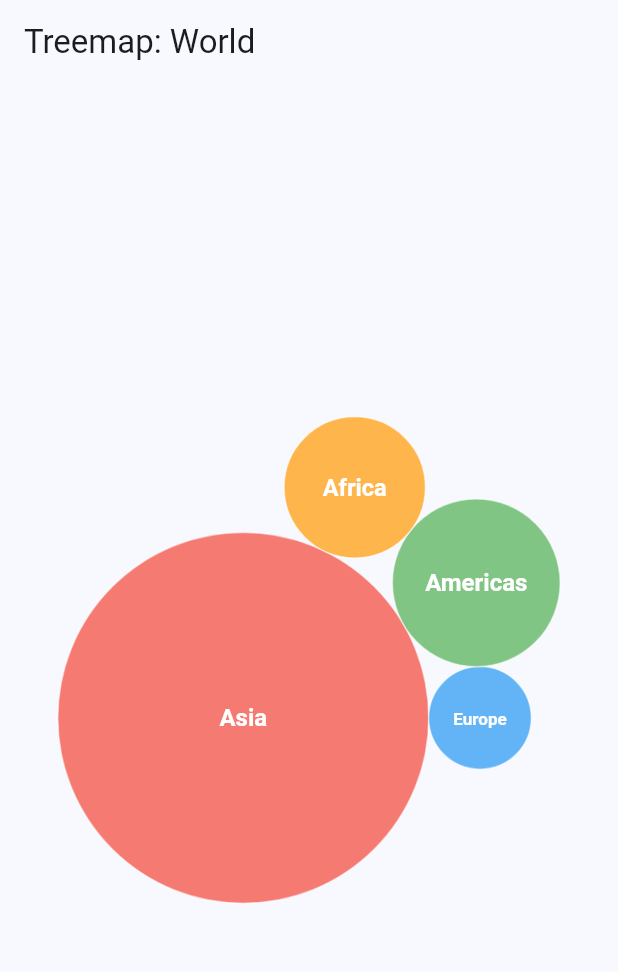
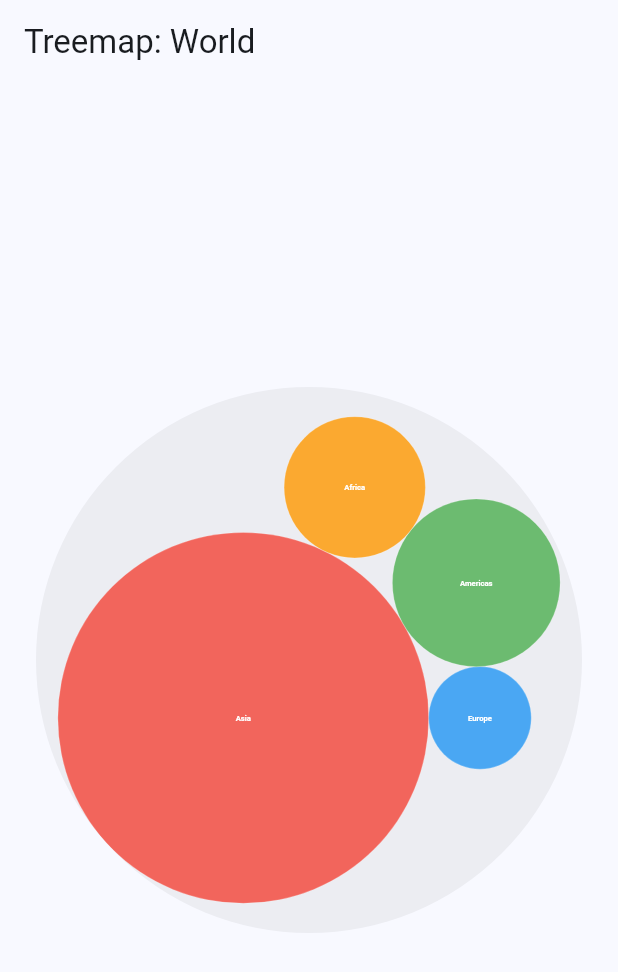
Before and after one commit to fabiocarneiro/FlutterCirclePackChart, a Flutter app: the screen it shows after launch, on a phone screen of 412 x 824 dp. Shown: the top 972 px of the screen. Run offline on Flutter 3.47's test engine with Material 3 defaults, Android fonts, the phone set to English and light mode, and no system bars.

Commit message:
fix(ui): Correct transformation logic and nominal sizing for visibility

```diff
--- a/lib/circular_treemap_widget.dart
+++ b/lib/circular_treemap_widget.dart
@@ -2,7 +2,7 @@ import 'dart:math';
 import 'package:flutter/material.dart';
 import 'circular_treemap.dart';
 
-/// A widget that displays an animated circular treemap with drill-down support.
+/// A widget that displays an animated circular treemap with camera-style drill-down.
 class CircularTreemap extends StatefulWidget {
   /// The root node of the hierarchical data to display.
   final CircleNode root;
@@ -10,17 +10,28 @@ class CircularTreemap extends StatefulWidget {
   /// Optional controller to manage the navigation state.
   final TreemapController? controller;
 
-  const CircularTreemap({super.key, required this.root, this.controller});
+  const CircularTreemap({
+    super.key,
+    required this.root,
+    this.controller,
+  });
 
   @override
   State<CircularTreemap> createState() => _CircularTreemapState();
 }
 
-class _CircularTreemapState extends State<CircularTreemap>
-    with SingleTickerProviderStateMixin {
+class _CircularTreemapState extends State<CircularTreemap> with SingleTickerProviderStateMixin {
   late TreemapController _controller;
   late AnimationController _animationController;
   late Animation<double> _animation;
+
+  PackedNode? _packedRoot;
+
+  // Transform state
+  double _startScale = 1.0;
+  Offset _startOffset = Offset.zero;
+  double _targetScale = 1.0;
+  Offset _targetOffset = Offset.zero;
 
   @override
   void initState() {
@@ -30,14 +41,15 @@ class _CircularTreemapState extends State<CircularTreemap>
 
     _animationController = AnimationController(
       vsync: this,
-      duration: const Duration(milliseconds: 400),
+      duration: const Duration(milliseconds: 600),
     );
     _animation = CurvedAnimation(
       parent: _animationController,
-      curve: Curves.easeOutCubic,
+      curve: Curves.easeInOutCubic,
     );
 
-    // Start with fully visible
+    // Initial packing with a large nominal radius
+    _packedRoot = CirclePacker.pack(widget.root, radius: 500.0);
     _animationController.value = 1.0;
   }
 
@@ -48,6 +60,9 @@ class _CircularTreemapState extends State<CircularTreemap>
       oldWidget.controller?.removeListener(_onStateChanged);
       _controller = widget.controller ?? TreemapController(root: widget.root);
       _controller.addListener(_onStateChanged);
+    }
+    if (widget.root != oldWidget.root) {
+      _packedRoot = CirclePacker.pack(widget.root, radius: 500.0);
     }
   }
 
@@ -62,18 +77,37 @@ class _CircularTreemapState extends State<CircularTreemap>
   }
 
   void _onStateChanged() {
+    _startScale = _targetScale;
+    _startOffset = _targetOffset;
     _animationController.forward(from: 0.0);
+  }
+
+  PackedNode? _findPackedNode(PackedNode root, CircleNode target) {
+    if (root.node == target) return root;
+    for (final child in root.children) {
+      final result = _findPackedNode(child, target);
+      if (result != null) return result;
+    }
+    return null;
   }
 
   @override
   Widget build(BuildContext context) {
     return LayoutBuilder(
       builder: (context, constraints) {
-        final double radius =
-            min(constraints.maxWidth, constraints.maxHeight) / 2;
+        final double viewportRadius = min(constraints.maxWidth, constraints.maxHeight) / 2;
 
-        final focusedNode = _controller.value;
-        final packed = CirclePacker.pack(focusedNode, radius: radius);
+        final focusedPacked = _findPackedNode(_packedRoot!, _controller.value);
+        if (focusedPacked != null && focusedPacked.r > 0) {
+          // Nominal scale to fit viewportRadius (based on nominal 500 radius)
+          _targetScale = viewportRadius / focusedPacked.r;
+          _targetOffset = Offset(-focusedPacked.x * _targetScale, -focusedPacked.y * _targetScale);
+        }
+
+        if (!_animationController.isAnimating && _animationController.value == 1.0) {
+            _startScale = _targetScale;
+            _startOffset = _targetOffset;
+        }
 
         return GestureDetector(
           onTapUp: (details) {
@@ -81,10 +115,17 @@ class _CircularTreemapState extends State<CircularTreemap>
             final localOffset = box.globalToLocal(details.globalPosition);
             final centerX = constraints.maxWidth / 2;
             final centerY = constraints.maxHeight / 2;
-            final relativeX = localOffset.dx - centerX;
-            final relativeY = localOffset.dy - centerY;
 
-            for (final child in packed.children) {
+            final currentScale = Tween(begin: _startScale, end: _targetScale).evaluate(_animation);
+            final currentOffset = Tween(begin: _startOffset, end: _targetOffset).evaluate(_animation);
+
+            // Adjust for centering and transform
+            final relativeX = (localOffset.dx - centerX - currentOffset.dx) / currentScale;
+            final relativeY = (localOffset.dy - centerY - currentOffset.dy) / currentScale;
+
+            final currentFocusedPacked = _findPackedNode(_packedRoot!, _controller.value);
+            if (currentFocusedPacked != null) {
+              for (final child in currentFocusedPacked.children) {
                 final dx = relativeX - child.x;
                 final dy = relativeY - child.y;
                 if (dx * dx + dy * dy <= child.r * child.r) {
@@ -92,18 +133,36 @@ class _CircularTreemapState extends State<CircularTreemap>
                   break;
                 }
               }
+            }
           },
           child: AnimatedBuilder(
             animation: _animation,
             builder: (context, child) {
-              return Transform.scale(
-                scale: 0.95 + (0.05 * _animation.value),
-                child: Opacity(
-                  opacity: _animation.value,
-                  child: Center(
+              final scale = Tween(begin: _startScale, end: _targetScale).evaluate(_animation);
+              final offset = Tween(begin: _startOffset, end: _targetOffset).evaluate(_animation);
+
+              return Center(
+                child: ClipOval(
+                  child: Container(
+                    width: viewportRadius * 2,
+                    height: viewportRadius * 2,
+                    color: Colors.black.withValues(alpha: 0.05), // Subtle background
+                    child: OverflowBox(
+                      maxWidth: double.infinity,
+                      maxHeight: double.infinity,
+                      child: Transform(
+                        transform: Matrix4.identity()
+                          ..translate(offset.dx, offset.dy)
+                          ..scale(scale),
+                        alignment: Alignment.center,
                         child: CustomPaint(
-                      painter: CircularTreemapPainter(packedNode: packed),
-                      size: Size(radius * 2, radius * 2),
+                          painter: CircularTreemapPainter(
+                            root: _packedRoot!,
+                            focusedNode: _controller.value,
+                          ),
+                          size: const Size(1000, 1000), // Match nominal packing size
+                        ),
+                      ),
                     ),
                   ),
                 ),
```
Also changed, not shown: lib/circular_treemap_painter.dart (+50 -24 lines), 1 other file. Lines whose indentation alone changed are shown as unchanged.
